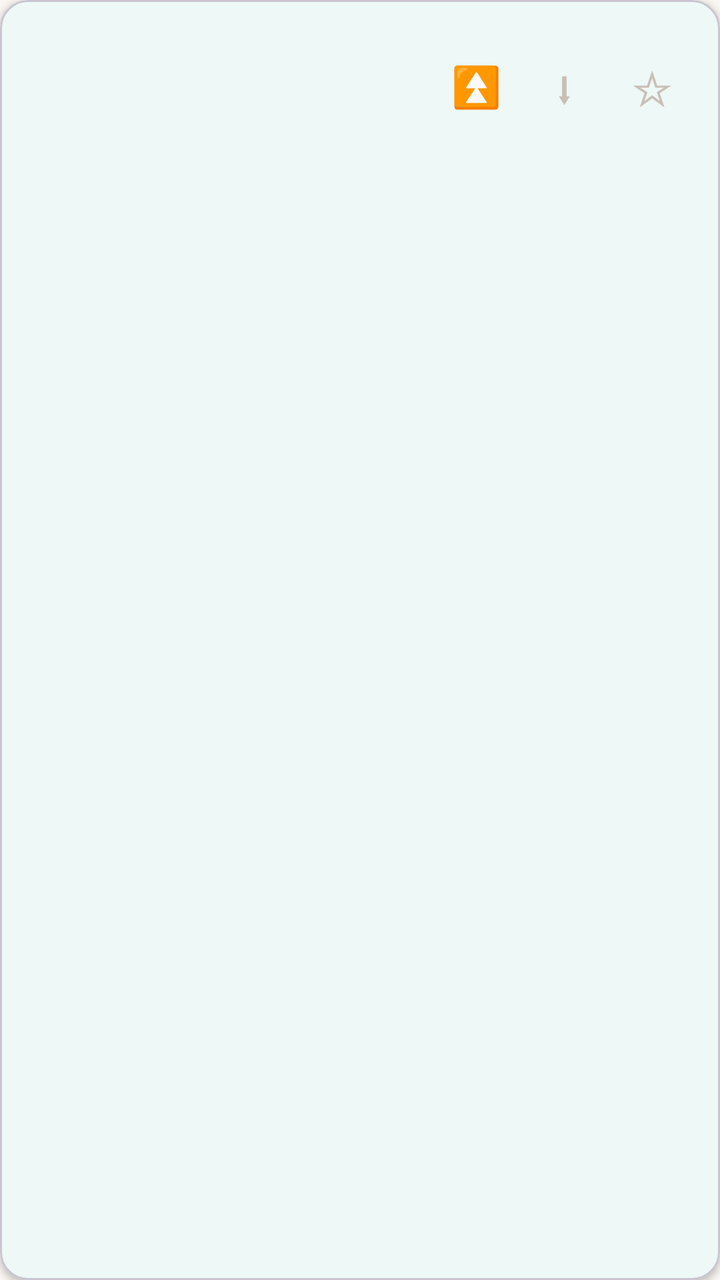
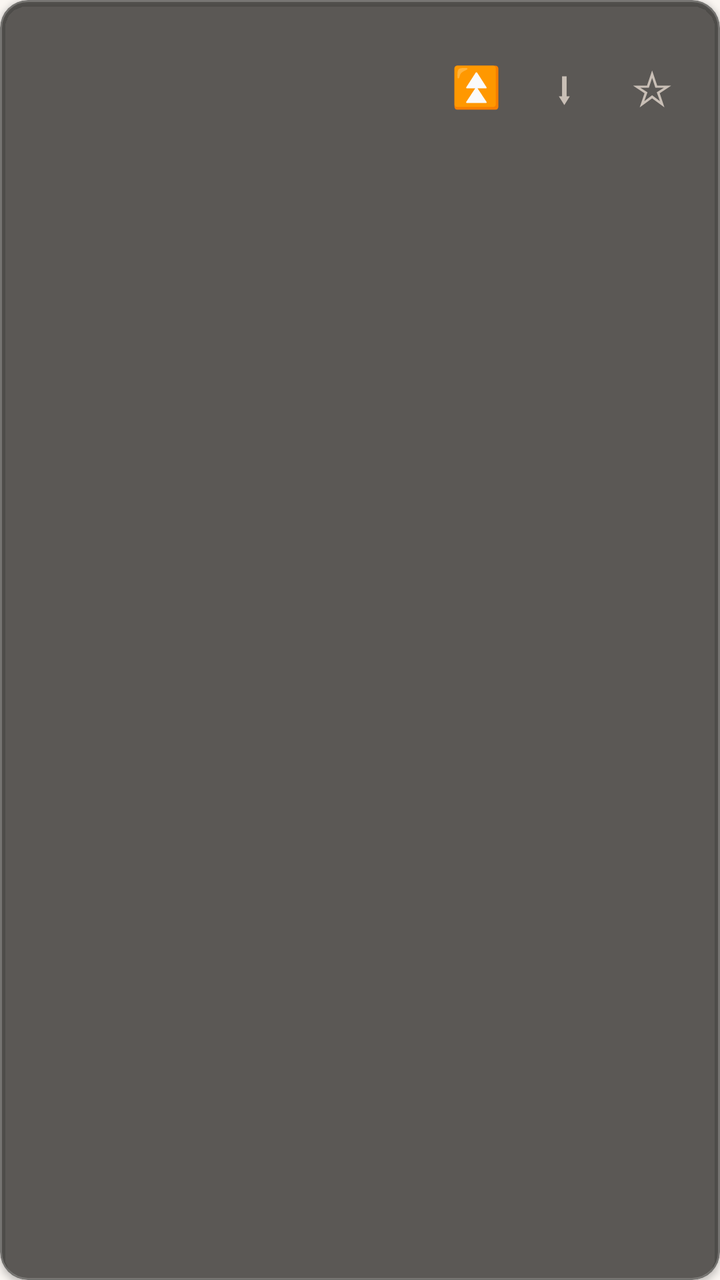

Before-and-after screenshots of an Android layout around one commit, followed by the original layout XML and the change that was made.
<!-- AndroidManifest.xml: application theme AppTheme -->
<!-- res/layout/item_song.xml -->
<?xml version="1.0" encoding="utf-8"?>
<com.google.android.material.card.MaterialCardView
    xmlns:android="http://schemas.android.com/apk/res/android"
    xmlns:app="http://schemas.android.com/apk/res-auto"
    android:layout_width="match_parent"
    android:layout_height="wrap_content"
    android:layout_marginStart="12dp"
    android:layout_marginEnd="12dp"
    android:layout_marginBottom="10dp"
    app:cardCornerRadius="14dp"
    app:cardElevation="2dp"
    app:cardBackgroundColor="?attr/colorSurface">

    <LinearLayout
        android:id="@+id/contentLayout"
        android:layout_width="match_parent"
        android:layout_height="wrap_content"
        android:orientation="horizontal"
        android:gravity="center_vertical"
        android:padding="12dp"
        android:foreground="?attr/selectableItemBackground"
        android:clickable="true"
        android:focusable="true">

        <LinearLayout
            android:layout_width="0dp"
            android:layout_height="wrap_content"
            android:layout_weight="1"
            android:orientation="vertical">

            <TextView
                android:id="@+id/songName"
                android:layout_width="match_parent"
                android:layout_height="wrap_content"
                android:textSize="16sp"
                android:textStyle="bold"
                android:textColor="?attr/colorOnSurface"
                android:maxLines="1"
                android:ellipsize="end"/>

            <TextView
                android:id="@+id/songArtist"
                android:layout_width="match_parent"
                android:layout_height="wrap_content"
                android:textSize="13sp"
                android:textColor="?attr/colorOnSurfaceVariant"
                android:paddingTop="3dp"
                android:maxLines="1"
                android:ellipsize="end"/>

            <TextView
                android:id="@+id/songSource"
                android:layout_width="match_parent"
                android:layout_height="wrap_content"
                android:textSize="11sp"
                android:textColor="?attr/colorPrimary"
                android:paddingTop="5dp"/>
        </LinearLayout>

        <TextView
            android:id="@+id/insertBtn"
            android:layout_width="44dp"
            android:layout_height="44dp"
            android:gravity="center"
            android:textSize="20sp"
            android:text="⏫"
            android:textColor="@color/primary"
            android:contentDescription="插入播放列表最前面并播放"/>

        <TextView
            android:id="@+id/dlBtn"
            android:layout_width="44dp"
            android:layout_height="44dp"
            android:gravity="center"
            android:textSize="22sp"
            android:text="⬇"
            android:textColor="@color/star_off"/>

        <TextView
            android:id="@+id/favBtn"
            android:layout_width="44dp"
            android:layout_height="44dp"
            android:gravity="center"
            android:textSize="24sp"
            android:text="☆"
            android:textColor="@color/star_off"/>
    </LinearLayout>
</com.google.android.material.card.MaterialCardView>
<!-- resources referenced by this layout -->
<resources>
  <color name="primary">#F55E1A</color>
  <color name="star_off">#C9BFB6</color>
  <style name="AppTheme" parent="Theme.Material3.DayNight.NoActionBar">
          <item name="colorPrimary">#0E9C8F</item>
          <item name="colorPrimaryDark">#00796B</item>
          <item name="colorAccent">#0E9C8F</item>
          <item name="android:colorBackground">@color/background</item>
          <item name="colorSurface">@color/surface</item>
          <item name="colorOnSurface">@color/on_surface</item>
          <item name="colorOnSurfaceVariant">@color/on_surface_variant</item>
          <item name="android:windowLightStatusBar">true</item>
          <item name="android:statusBarColor">@color/background</item>
          <item name="android:navigationBarColor">@color/background</item>
          <item name="android:fontFamily">sans-serif</item>
          
          <item name="android:windowBackground">@drawable/bg_splash_window</item>
      </style>
  <color name="background">#FAF6F2</color>
  <color name="surface">#FFFFFF</color>
  <color name="on_surface">#241A14</color>
  <color name="on_surface_variant">#7A6A60</color>
  <!-- drawable bg_splash_window (drawable) -->
  <?xml version="1.0" encoding="utf-8"?>
  <layer-list xmlns:android="http://schemas.android.com/apk/res/android">
      <item android:drawable="@color/background"/>
  </layer-list>
</resources>

<!-- the commit's change to res/layout/item_song.xml (unified diff, before → after) -->
@@ -9,7 +9,9 @@
     android:layout_marginBottom="10dp"
     app:cardCornerRadius="14dp"
     app:cardElevation="2dp"
-    app:cardBackgroundColor="?attr/colorSurface">
+    app:cardBackgroundColor="#B31C1A18"
+    app:strokeColor="#33FFFFFF"
+    app:strokeWidth="1dp">
 
     <LinearLayout
         android:id="@+id/contentLayout"
@@ -34,7 +36,7 @@
                 android:layout_height="wrap_content"
                 android:textSize="16sp"
                 android:textStyle="bold"
-                android:textColor="?attr/colorOnSurface"
+                android:textColor="@color/on_dark"
                 android:maxLines="1"
                 android:ellipsize="end"/>
 
@@ -43,7 +45,7 @@
                 android:layout_width="match_parent"
                 android:layout_height="wrap_content"
                 android:textSize="13sp"
-                android:textColor="?attr/colorOnSurfaceVariant"
+                android:textColor="@color/on_dark_dim"
                 android:paddingTop="3dp"
                 android:maxLines="1"
                 android:ellipsize="end"/>
<!-- resource entries referenced after the edit -->
@@ -1,5 +1,7 @@
 <!-- resources referenced by this layout -->
 <resources>
+  <color name="on_dark">#F5F1EC</color>
+  <color name="on_dark_dim">#B8AFA7</color>
   <color name="primary">#F55E1A</color>
   <color name="star_off">#C9BFB6</color>
   <style name="AppTheme" parent="Theme.Material3.DayNight.NoActionBar">
